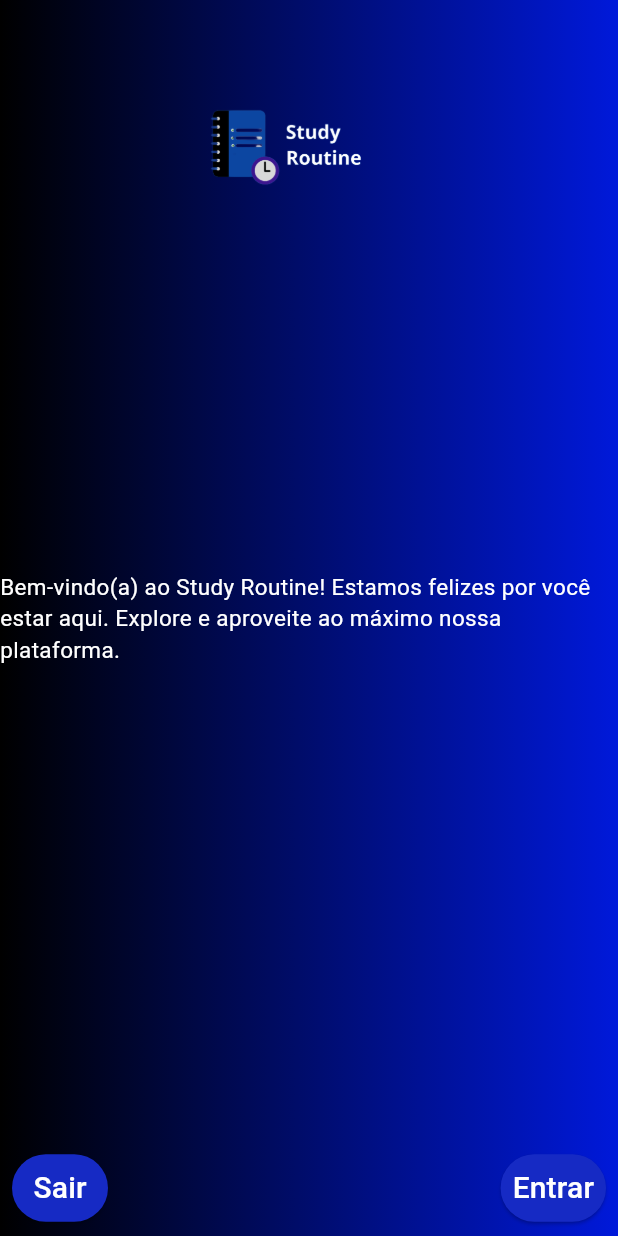
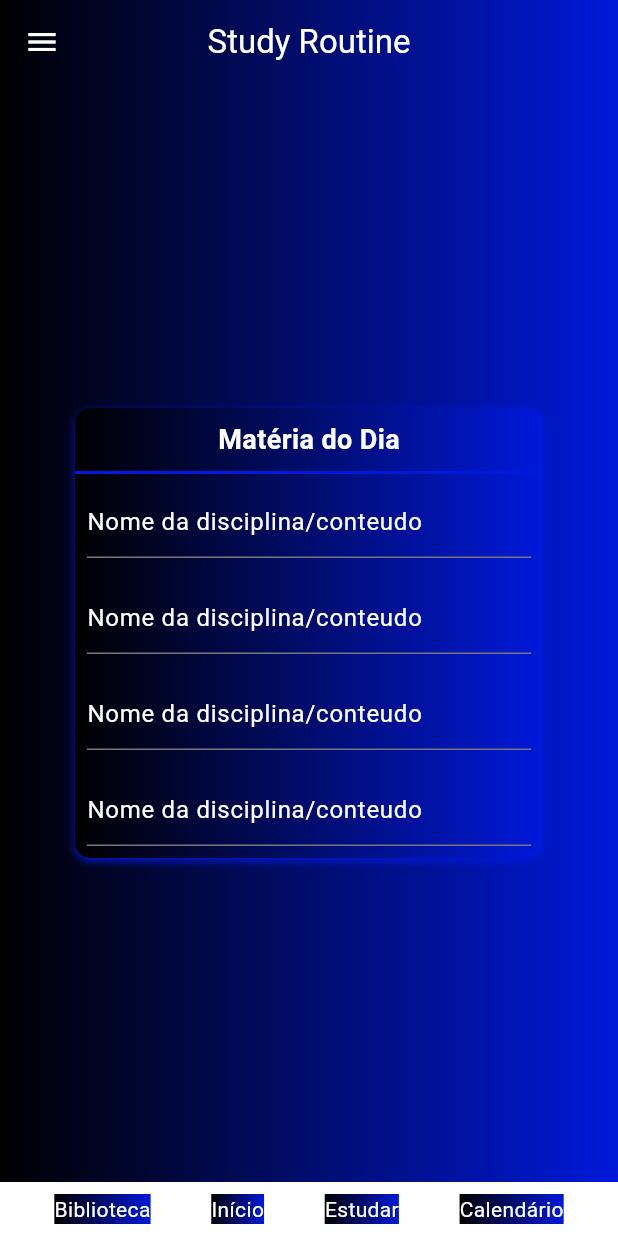
Before and after one commit to luisinhu/studyroutine, a Flutter app: the screen it shows after launch, after a tap on "Login", on a phone screen of 412 x 824 dp. Run offline on Flutter 3.47's test engine with Material 3 defaults, Android fonts, the light colour scheme and no system bars.

Commit message:
modified:   lib/main.dart 	modified:   lib/paginas/cadastro.dart 	new file:   lib/paginas/inicio.dart 	modified:   lib/paginas/login.dart 	modified:   lib/paginas/tela_boas_vindas.dart

```diff
--- a/lib/main.dart
+++ b/lib/main.dart
@@ -1,4 +1,5 @@
 import 'package:flutter/material.dart';
+import 'package:studyroutine/paginas/inicio.dart';
 import 'package:studyroutine/paginas/login.dart';
 
 void main() => runApp(const MyApp());
@@ -8,7 +9,7 @@ class MyApp extends StatelessWidget {
 
   @override
   Widget build(BuildContext context) {
-    return MaterialApp(
+    return const MaterialApp(
       debugShowCheckedModeBanner: false,
       home: Login(),
     );
--- /dev/null
+++ b/lib/paginas/inicio.dart
@@ -0,0 +1,199 @@
+import 'package:flutter/material.dart';
+import 'package:studyroutine/_cor/paleta.dart';
+import 'package:studyroutine/paginas/login.dart';
+
+Container createGradientContainer(Widget child) {
+  return Container(
+    decoration: const BoxDecoration(
+      gradient: LinearGradient(
+        colors: [Cores.pretogradiente, Cores.azulgradiente],
+        ),
+      ),
+    child: child,
+  );
+}
+
+class Inicio extends StatelessWidget {
+  const Inicio({Key? key}) : super(key: key);
+
+  @override
+  Widget build(BuildContext context) {
+    return MaterialApp(
+      home: Scaffold(
+        appBar: AppBar(
+          centerTitle: true,
+          title: const Text(
+            'Study Routine',
+            style: TextStyle(
+              color: Colors.white,
+            ),
+          ),
+              backgroundColor: Colors.transparent,
+              elevation: 0,
+              flexibleSpace: Container(
+                decoration: const BoxDecoration(
+                  gradient: LinearGradient(
+                    colors: [Cores.pretogradiente, Cores.azulgradiente],
+                  ),
+                ),
+              ),
+              leading: IconButton(
+                icon: const Icon(
+                  Icons.menu,
+                  color: Colors.white,
+                  ),
+                  onPressed: () {},
+                ),
+              ),
+              body: Container(
+                decoration: const BoxDecoration(
+                  gradient: LinearGradient(
+                    colors: [Cores.pretogradiente, Cores.azulgradiente],
+                  ),
+                ),
+                child: Center(
+                  child: Padding(
+                    padding: const EdgeInsets.symmetric(horizontal: 50.0, vertical: 150.0),
+                    child: SingleChildScrollView(
+                    child: Container(
+                        decoration: BoxDecoration(
+                          gradient: const LinearGradient(
+                            colors: [Cores.pretogradiente, Cores.azulgradiente],
+                          ),
+                          borderRadius: BorderRadius.circular(10.0),
+                          boxShadow: [
+                          const BoxShadow(
+                            color: Cores.azulgradiente,
+                            offset: Offset(0, 2),
+                            blurRadius: 4.0,
+                          ),
+                        ],
+                      ),
+                          child: Column(
+                            children: [
+                              const Padding(
+                                padding: EdgeInsets.all(8.0),
+                                child: Text(
+                                  'Matéria do Dia',
+                                  style: TextStyle(
+                                    color: Colors.white,
+                                    fontSize: 18.0,
+                                    fontWeight: FontWeight.bold,
+                                  ),
+                                ),
+                              ),
+                          Container(
+                            height: 2.0,
+                            color: Cores.azulgradiente,
+                          ),
+                          const Padding(
+                            padding: EdgeInsets.all(8.0),
+                            child: TextField(
+                              decoration: InputDecoration(
+                                hintText: 'Nome da disciplina/conteudo',
+                                hintStyle: TextStyle(
+                                  color: Colors.white,
+                                ),
+                              ),
+                              style: TextStyle(
+                                color: Colors.white,
+                              ),
+                            ),
+                          ),
+                          const Padding(
+                            padding: EdgeInsets.all(8.0),
+                            child: TextField(
+                              decoration: InputDecoration(
+                                hintText: 'Nome da disciplina/conteudo',
+                                hintStyle: TextStyle(
+                                  color: Colors.white,
+                                ),
+                              ),
+                              style: TextStyle(
+                                color: Colors.white,
+                              ),
+                            ),
+                          ),
+                          const Padding(
+                            padding: EdgeInsets.all(8.0),
+                            child: TextField(
+                              decoration: InputDecoration(
+                                hintText: 'Nome da disciplina/conteudo',
+                                hintStyle: TextStyle(
+                                  color: Colors.white,
+                                ),
+                              ),
+                              style: TextStyle(
+                                color: Colors.white,
+                              ),
+                            ),
+                          ),
+                          const Padding(
+                            padding: EdgeInsets.all(8.0),
+                            child: TextField(
+                              decoration: InputDecoration(
+                                hintText: 'Nome da disciplina/conteudo',
+                                hintStyle: TextStyle(
+                                  color: Colors.white,
+                                ),
+                              ),
+                              style: TextStyle(
+                                color: Colors.white,
+                              ),
+                            ),
+                          ),
+                        ],
+                      ),
+                    ),
+                  ),
+                ),
+              ),
+            ),
+                          bottomNavigationBar: Container(
+                            padding: const EdgeInsets.symmetric(horizontal: 16.0, vertical: 8.0),
+                            color: Colors.transparent,
+                            child: Row(
+                              mainAxisAlignment: MainAxisAlignment.spaceAround,
+                              children: [
+                          createGradientContainer(
+                            const Text(
+                              'Biblioteca',
+                              style: TextStyle(
+                                color: Colors.white,
+                              ),
+                            ),
+                          ),
+                          createGradientContainer(
+                            const Text(
+                              'Início',
+                              style: TextStyle(
+                                color: Colors.white,
+                              ),
+                            ),
+                          ),
+                          createGradientContainer(
+                            const Text(
+                              'Estudar',
+                              style: TextStyle(
+                                color: Colors.white,
+                              ),
+                            ),
+                          ),
+                          createGradientContainer(
+                            const Text(
+                              'Calendário',
+                              style: TextStyle(
+                                color: Colors.white,
+                        ),
+                      ),
+                    ),
+                  ],
+                ),
+              ),
+            ),
+                          theme: ThemeData(
+                          scaffoldBackgroundColor: Colors.transparent,
+                          ),
+    );
+  }
+}
--- a/lib/paginas/login.dart
+++ b/lib/paginas/login.dart
@@ -1,6 +1,7 @@
 import 'package:flutter/material.dart';
 import 'package:studyroutine/_cor/paleta.dart';
 import 'package:studyroutine/paginas/cadastro.dart';
+import 'package:studyroutine/paginas/inicio.dart';
 import 'package:studyroutine/paginas/tela_boas_vindas.dart';
 
 class Login extends StatefulWidget {
@@ -68,11 +69,13 @@ class _LoginState extends State<Login> {
                     TextField(
                       textAlign: TextAlign.left,
                       decoration: InputDecoration(
-                          labelStyle: TextStyle(color: Colors.white),
+                          labelStyle: const TextStyle(color: Colors.white),
                           contentPadding:
                               const EdgeInsets.symmetric(vertical: 10),
                           border: OutlineInputBorder(
-                              borderRadius: BorderRadius.circular(60))),
+                              borderRadius: BorderRadius.circular(60)),
+                          filled: true,
+                          fillColor: Colors.white),
                     ),
                     const Padding(
                       padding: EdgeInsets.all(8),
@@ -90,10 +93,12 @@ class _LoginState extends State<Login> {
                           contentPadding:
                               const EdgeInsets.symmetric(vertical: 10),
                           border: OutlineInputBorder(
-                              borderRadius: BorderRadius.circular(90))),
+                              borderRadius: BorderRadius.circular(90)),
+                          filled: true,
+                          fillColor: Colors.white),
                     ),
                     Padding(
-                      padding: EdgeInsets.all(10),
+                      padding: const EdgeInsets.all(10),
                       child: Row(
                         children: [
                           const Text(
@@ -113,38 +118,41 @@ class _LoginState extends State<Login> {
                         child: ElevatedButton(
                           style: ElevatedButton.styleFrom(
                               backgroundColor:
-                                  Color.fromARGB(255, 22, 42, 196)),
+                                  const Color.fromARGB(255, 22, 42, 196)),
                           onPressed: () {
                             Navigator.push(
                                 context,
                                 MaterialPageRoute(
-                                    builder: (context) => TelaInicial()));
+                                    builder: (context) => const Inicio()));
                           },
                           child: const Text(
                             'Login',
                             style: TextStyle(color: Colors.white),
                           ),
                         )),
-                    SizedBox(
+                    const SizedBox(
                       height: 10,
                     ),
-                    Text(
+                    const Text(
                       'Não tem uma conta? Faça seu cadastro ',
                       style: TextStyle(color: Colors.white),
                     ),
-                    SizedBox(
+                    const SizedBox(
                       height: 5,
                     ),
                     ElevatedButton(
                         style: ElevatedButton.styleFrom(
-                            backgroundColor: Color.fromARGB(255, 22, 42, 196)),
+                            backgroundColor: const Color.fromARGB(255, 22, 42, 196)),
                         onPressed: () {
                           Navigator.push(
                               context,
                               MaterialPageRoute(
-                                  builder: ((context) => Cadastro())));
+                                  builder: ((context) => const Cadastro())));
                         },
-                        child: Text('Cadastrar', style: TextStyle(color: Colors.white),))
+                        child: const Text(
+                          'Cadastrar',
+                          style: TextStyle(color: Colors.white),
+                        ))
                   ],
                 ),
               )
--- a/lib/paginas/tela_boas_vindas.dart
+++ b/lib/paginas/tela_boas_vindas.dart
@@ -1,5 +1,6 @@
 import 'package:flutter/material.dart';
-import'package:studyroutine/_cor/paleta.dart';
+import 'package:studyroutine/_cor/paleta.dart';
+
 class TelaInicial extends StatefulWidget {
   const TelaInicial({super.key});
 
@@ -14,59 +15,62 @@ class _TelaInicialState extends State<TelaInicial> {
       body: Stack(
         children: [
           Container(
-              decoration: BoxDecoration(
-                gradient: LinearGradient(colors:
-                [Cores.pretogradiente, Cores.azulgradiente])
-              ),
+            decoration: const BoxDecoration(
+                gradient: LinearGradient(
+                    colors: [Cores.pretogradiente, Cores.azulgradiente])),
           ),
           Column(
             children: [
-                Padding(padding:
-                EdgeInsets.only(top: 30.0),
+              Padding(
+                padding: const EdgeInsets.only(top: 30.0),
                 child: Center(
-                  child: Image.asset("assets/images/telainicio.png",
+                  child: Image.asset(
+                    "assets/images/telainicio.png",
                     width: 300,
                     height: 150,
                   ),
-                ),)
+                ),
+              )
             ],
           ),
-            Center(
-              child: Text("Bem-vindo(a) ao Study Routine! Estamos felizes por você estar aqui. Explore e aproveite ao máximo nossa plataforma.",
+          const Center(
+            child: Text(
+              "Bem-vindo(a) ao Study Routine! Estamos felizes por você estar aqui. Explore e aproveite ao máximo nossa plataforma.",
               style: TextStyle(fontSize: 15, color: Colors.white),
             ),
           ),
           Padding(
-              padding: EdgeInsets.all(8.0),
+            padding: const EdgeInsets.all(8.0),
             child: Align(
                 alignment: Alignment.bottomLeft,
-                child: ElevatedButton(onPressed: (){},
+                child: ElevatedButton(
+                    onPressed: () {},
                     style: ElevatedButton.styleFrom(
-                padding: EdgeInsets.all(8.0),
-                backgroundColor: Color.fromARGB(255, 22, 42, 196)
-              ),
-              child: Text("Sair",
-              style: TextStyle(fontSize: 20, color: Colors.white),))
-              )
-              ,
+                        padding: const EdgeInsets.all(8.0),
+                        backgroundColor:
+                            const Color.fromARGB(255, 22, 42, 196)),
+                    child: const Text(
+                      "Sair",
+                      style: TextStyle(fontSize: 20, color: Colors.white),
+                    ))),
           ),
           Padding(
-              padding: EdgeInsets.all(8.0),
+            padding: const EdgeInsets.all(8.0),
             child: Align(
                 alignment: Alignment.bottomRight,
-                child: ElevatedButton(onPressed: (){},
+                child: ElevatedButton(
+                    onPressed: () {},
                     style: ElevatedButton.styleFrom(
-                padding: EdgeInsets.all(8.0),
-                backgroundColor: Color.fromARGB(255, 22, 42, 196)
-              ),
-              child: Text("Entrar",
-              style: TextStyle(fontSize: 20, color: Colors.white),))
-              )
-              ,
+                        padding: const EdgeInsets.all(8.0),
+                        backgroundColor:
+                            const Color.fromARGB(255, 22, 42, 196)),
+                    child: const Text(
+                      "Entrar",
+                      style: TextStyle(fontSize: 20, color: Colors.white),
+                    ))),
           ),
         ],
       ),
     );
-
   }
 }
```
Also changed, not shown: lib/paginas/cadastro.dart (+34 -32 lines). Lines whose indentation alone changed are shown as unchanged.
